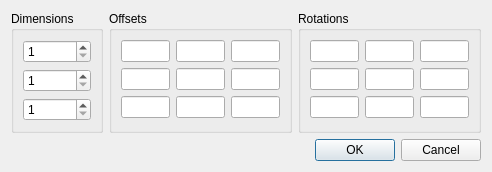
First picture: the form in source/interface/dialogs/sw_dialog_array.ui, repository nathaneltitane/studworx, before the edit.
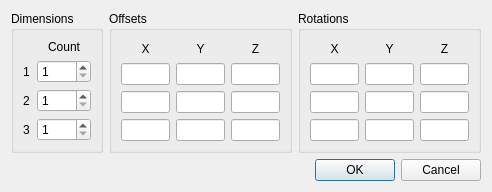
Second picture: the form after the edit. Custom widgets are drawn as their Qt base class.

The edit to the form file:
```diff
--- a/source/interface/dialogs/sw_dialog_array.ui
+++ b/source/interface/dialogs/sw_dialog_array.ui
@@ -30,7 +30,7 @@
        <layout class="QGridLayout" name="gridLayout_8">
         <item row="0" column="0">
          <layout class="QGridLayout" name="gridLayout_9">
-          <item row="2" column="0">
+          <item row="3" column="1">
            <widget class="swRangeSpinBox" name="count3">
             <property name="toolTip">
              <string>Number of positions in dimension 3, including the original.</string>
@@ -46,7 +46,7 @@
             </property>
            </widget>
           </item>
-          <item row="0" column="0">
+          <item row="1" column="1">
            <widget class="swRangeSpinBox" name="count1">
             <property name="toolTip">
              <string>Number of positions in dimension 1, including the original.</string>
@@ -62,7 +62,7 @@
             </property>
            </widget>
           </item>
-          <item row="1" column="0">
+          <item row="2" column="1">
            <widget class="swRangeSpinBox" name="count2">
             <property name="toolTip">
              <string>Number of positions in dimension 2, including the original.</string>
@@ -78,6 +78,49 @@
             </property>
            </widget>
           </item>
+          <item row="0" column="1">
+           <widget class="QLabel" name="CountLabel">
+            <property name="text">
+             <string>Count</string>
+            </property>
+            <property name="toolTip">
+             <string>Number of positions in each dimension, including the original.</string>
+            </property>
+            <property name="alignment">
+             <set>Qt::AlignCenter</set>
+            </property>
+           </widget>
+          </item>
+          <item row="1" column="0">
+           <widget class="QLabel" name="Dimension1Label">
+            <property name="text">
+             <string>1</string>
+            </property>
+            <property name="toolTip">
+             <string>Dimension 1</string>
+            </property>
+           </widget>
+          </item>
+          <item row="2" column="0">
+           <widget class="QLabel" name="Dimension2Label">
+            <property name="text">
+             <string>2</string>
+            </property>
+            <property name="toolTip">
+             <string>Dimension 2</string>
+            </property>
+           </widget>
+          </item>
+          <item row="3" column="0">
+           <widget class="QLabel" name="Dimension3Label">
+            <property name="text">
+             <string>3</string>
+            </property>
+            <property name="toolTip">
+             <string>Dimension 3</string>
+            </property>
+           </widget>
+          </item>
          </layout>
         </item>
        </layout>
@@ -92,7 +135,7 @@
         <string>Offsets</string>
        </property>
        <layout class="QGridLayout" name="gridLayout_10">
-        <item row="0" column="1">
+        <item row="1" column="1">
          <widget class="QLineEdit" name="offset1y">
           <property name="toolTip">
            <string>Y offset per step in dimension 1, in LDraw units.</string>
@@ -102,7 +145,7 @@
           </property>
          </widget>
         </item>
-        <item row="1" column="0">
+        <item row="2" column="0">
          <widget class="QLineEdit" name="offset2x">
           <property name="toolTip">
            <string>X offset per step in dimension 2, in LDraw units.</string>
@@ -112,7 +155,7 @@
           </property>
          </widget>
         </item>
-        <item row="0" column="0">
+        <item row="1" column="0">
          <widget class="QLineEdit" name="offset1x">
           <property name="toolTip">
            <string>X offset per step in dimension 1, in LDraw units.</string>
@@ -122,7 +165,7 @@
           </property>
          </widget>
         </item>
-        <item row="2" column="0">
+        <item row="3" column="0">
          <widget class="QLineEdit" name="offset3x">
           <property name="toolTip">
            <string>X offset per step in dimension 3, in LDraw units.</string>
@@ -132,7 +175,7 @@
           </property>
          </widget>
         </item>
-        <item row="0" column="2">
+        <item row="1" column="2">
          <widget class="QLineEdit" name="offset1z">
           <property name="toolTip">
            <string>Z offset per step in dimension 1, in LDraw units.</string>
@@ -142,7 +185,7 @@
           </property>
          </widget>
         </item>
-        <item row="1" column="1">
+        <item row="2" column="1">
          <widget class="QLineEdit" name="offset2y">
           <property name="toolTip">
            <string>Y offset per step in dimension 2, in LDraw units.</string>
@@ -152,7 +195,7 @@
           </property>
          </widget>
         </item>
-        <item row="2" column="1">
+        <item row="3" column="1">
          <widget class="QLineEdit" name="offset3y">
           <property name="toolTip">
            <string>Y offset per step in dimension 3, in LDraw units.</string>
@@ -162,7 +205,7 @@
           </property>
          </widget>
         </item>
-        <item row="1" column="2">
+        <item row="2" column="2">
          <widget class="QLineEdit" name="offset2z">
           <property name="toolTip">
            <string>Z offset per step in dimension 2, in LDraw units.</string>
@@ -172,7 +215,7 @@
           </property>
          </widget>
         </item>
-        <item row="2" column="2">
+        <item row="3" column="2">
          <widget class="QLineEdit" name="offset3z">
           <property name="toolTip">
            <string>Z offset per step in dimension 3, in LDraw units.</string>
@@ -182,6 +225,45 @@
           </property>
          </widget>
         </item>
+        <item row="0" column="0">
+         <widget class="QLabel" name="OffsetXLabel">
+          <property name="text">
+           <string>X</string>
+          </property>
+          <property name="toolTip">
+           <string>X offset per step, in LDraw units.</string>
+          </property>
+          <property name="alignment">
+           <set>Qt::AlignCenter</set>
+          </property>
+         </widget>
+        </item>
+        <item row="0" column="1">
+         <widget class="QLabel" name="OffsetYLabel">
+          <property name="text">
+           <string>Y</string>
+          </property>
+          <property name="toolTip">
+           <string>Y offset per step, in LDraw units.</string>
+          </property>
+          <property name="alignment">
+           <set>Qt::AlignCenter</set>
+          </property>
+         </widget>
+        </item>
+        <item row="0" column="2">
+         <widget class="QLabel" name="OffsetZLabel">
+          <property name="text">
+           <string>Z</string>
+          </property>
+          <property name="toolTip">
+           <string>Z offset per step, in LDraw units.</string>
+          </property>
+          <property name="alignment">
+           <set>Qt::AlignCenter</set>
+          </property>
+         </widget>
+        </item>
        </layout>
       </widget>
      </item>
@@ -194,7 +276,7 @@
         <string>Rotations</string>
        </property>
        <layout class="QGridLayout" name="gridLayout_11">
-        <item row="2" column="2">
+        <item row="3" column="2">
          <widget class="QLineEdit" name="rotation3z">
           <property name="toolTip">
            <string>Z rotation per step in dimension 3, in degrees.</string>
@@ -204,7 +286,7 @@
           </property>
          </widget>
         </item>
-        <item row="2" column="0">
+        <item row="3" column="0">
          <widget class="QLineEdit" name="rotation3x">
           <property name="toolTip">
            <string>X rotation per step in dimension 3, in degrees.</string>
@@ -214,7 +296,7 @@
           </property>
          </widget>
         </item>
-        <item row="0" column="0">
+        <item row="1" column="0">
          <widget class="QLineEdit" name="rotation1x">
           <property name="toolTip">
            <string>X rotation per step in dimension 1, in degrees.</string>
@@ -224,7 +306,7 @@
           </property>
          </widget>
         </item>
-        <item row="1" column="2">
+        <item row="2" column="2">
          <widget class="QLineEdit" name="rotation2z">
           <property name="toolTip">
            <string>Z rotation per step in dimension 2, in degrees.</string>
@@ -234,7 +316,7 @@
           </property>
          </widget>
         </item>
-        <item row="0" column="2">
+        <item row="1" column="2">
          <widget class="QLineEdit" name="rotation1z">
           <property name="toolTip">
            <string>Z rotation per step in dimension 1, in degrees.</string>
@@ -244,7 +326,7 @@
           </property>
          </widget>
         </item>
-        <item row="1" column="0">
+        <item row="2" column="0">
          <widget class="QLineEdit" name="rotation2x">
           <property name="toolTip">
            <string>X rotation per step in dimension 2, in degrees.</string>
@@ -254,7 +336,7 @@
           </property>
          </widget>
         </item>
-        <item row="0" column="1">
+        <item row="1" column="1">
          <widget class="QLineEdit" name="rotation1y">
           <property name="toolTip">
            <string>Y rotation per step in dimension 1, in degrees.</string>
@@ -264,7 +346,7 @@
           </property>
          </widget>
         </item>
-        <item row="1" column="1">
+        <item row="2" column="1">
          <widget class="QLineEdit" name="rotation2y">
           <property name="toolTip">
            <string>Y rotation per step in dimension 2, in degrees.</string>
@@ -274,7 +356,7 @@
           </property>
          </widget>
         </item>
-        <item row="2" column="1">
+        <item row="3" column="1">
          <widget class="QLineEdit" name="rotation3y">
           <property name="toolTip">
            <string>Y rotation per step in dimension 3, in degrees.</string>
@@ -284,6 +366,45 @@
           </property>
          </widget>
         </item>
+        <item row="0" column="0">
+         <widget class="QLabel" name="RotationXLabel">
+          <property name="text">
+           <string>X</string>
+          </property>
+          <property name="toolTip">
+           <string>X rotation per step, in degrees.</string>
+          </property>
+          <property name="alignment">
+           <set>Qt::AlignCenter</set>
+          </property>
+         </widget>
+        </item>
+        <item row="0" column="1">
+         <widget class="QLabel" name="RotationYLabel">
+          <property name="text">
+           <string>Y</string>
+          </property>
+          <property name="toolTip">
+           <string>Y rotation per step, in degrees.</string>
+          </property>
+          <property name="alignment">
+           <set>Qt::AlignCenter</set>
+          </property>
+         </widget>
+        </item>
+        <item row="0" column="2">
+         <widget class="QLabel" name="RotationZLabel">
+          <property name="text">
+           <string>Z</string>
+          </property>
+          <property name="toolTip">
+           <string>Z rotation per step, in degrees.</string>
+          </property>
+          <property name="alignment">
+           <set>Qt::AlignCenter</set>
+          </property>
+         </widget>
+        </item>
        </layout>
       </widget>
      </item>
```
Left out of the diff: 4 changed lines with no effect on the pictures.
